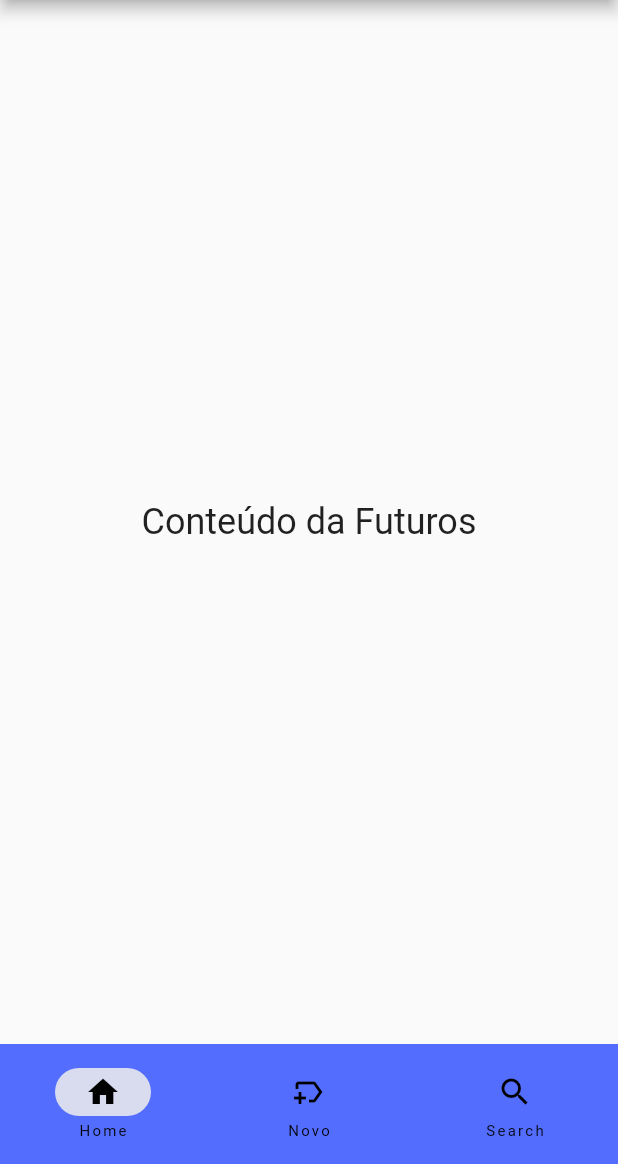
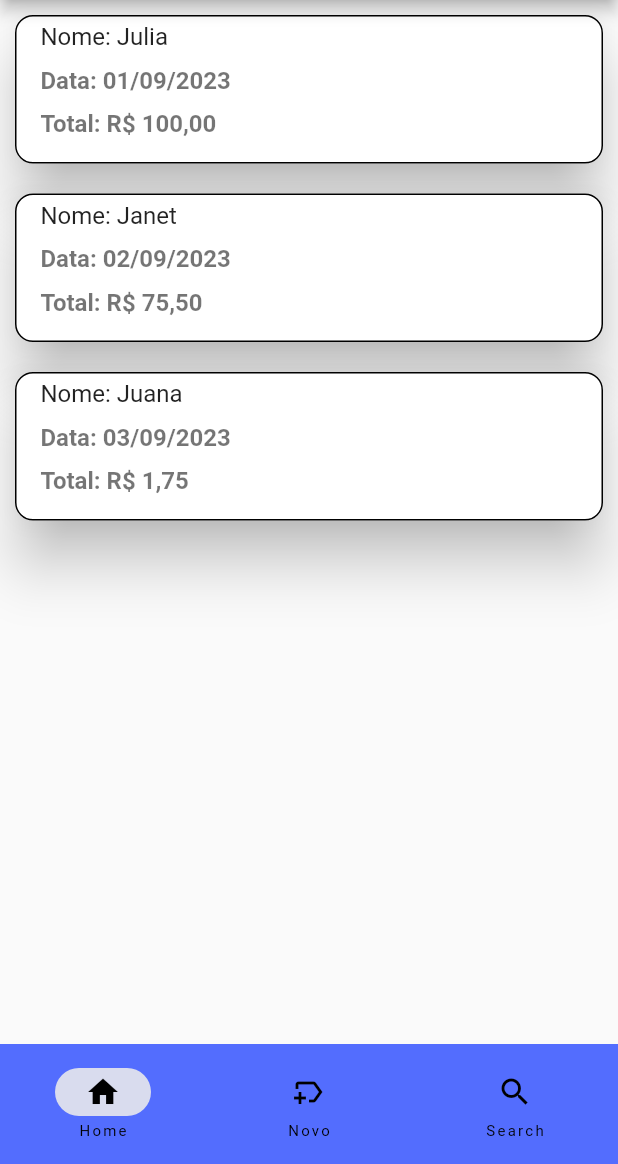
Before and after one commit to Fernanda-Oli/controle-prazo, a Flutter app: the screen it shows after launch, on a phone screen of 412 x 824 dp, the part 72-1236 px from its top. Run offline on Flutter 3.47's test engine with Material 2 defaults, Android fonts, the phone set to English and light mode, and no system bars.

Commit message:
init layout deadlineToReceive - cards

```diff
--- a/lib/app/pages/home_pages.dart
+++ b/lib/app/pages/home_pages.dart
@@ -1,3 +1,4 @@
+import 'package:controle_prazo/app/pages/tab_pages/deadline_to_receive.dart';
 import 'package:flutter/material.dart';
 
 class HomePage extends StatefulWidget {
@@ -39,13 +40,14 @@ class _HomePageState extends State<HomePage> {
             ),
           ),
           body: TabBarView(
-            children: widget.labelTab.map((label) {
-              return Center(
-                child: Text(
-                  'Conteúdo da $label',
-                  style: const TextStyle(fontSize: 24.0),
-                ),
-              );
+            children: widget.labelTab.map((String label) {
+              switch (label) {
+                case "Futuros":
+                  return const DeadlineToReceived();
+                case "Recentes":
+                  return Container(color: const Color.fromARGB(255, 0, 212, 11));
+                  default: return Container(color: Colors.red);
+              }
             }).toList(),
           ),
         ),
--- /dev/null
+++ b/lib/app/pages/model/item.dart
@@ -0,0 +1,7 @@
+class Item {
+  final String nome;
+  final String data;
+  final String total;
+
+  Item(this.nome, this.data, this.total);
+}
--- a/lib/app/pages/new_item_page.dart
+++ b/lib/app/pages/new_item_page.dart
@@ -5,6 +5,6 @@ class NewItemPage extends StatelessWidget {
 
   @override
   Widget build(BuildContext context) {
-    return const Placeholder();
+    return const SafeArea(child: Scaffold());
   }
 }
--- a/lib/app/pages/search_page.dart
+++ b/lib/app/pages/search_page.dart
@@ -5,6 +5,6 @@ class SearchPage extends StatelessWidget {
 
   @override
   Widget build(BuildContext context) {
-    return const Placeholder();
+    return const SafeArea(child: Scaffold());
   }
 }
--- /dev/null
+++ b/lib/app/pages/tab_pages/deadline_to_receive.dart
@@ -0,0 +1,70 @@
+import 'package:flutter/material.dart';
+
+import '../model/item.dart';
+import '../widgets/text_label.dart';
+
+class DeadlineToReceived extends StatefulWidget {
+  const DeadlineToReceived({super.key});
+
+  @override
+  State<DeadlineToReceived> createState() => _DeadlineToReceivedState();
+}
+
+class _DeadlineToReceivedState extends State<DeadlineToReceived> {
+  final List<Item> selectedList = [
+    Item("Julia", "01/09/2023", "R\$ 100,00"),
+    Item("Janet", "02/09/2023", "R\$ 75,50"),
+    Item("Juana", "03/09/2023", "R\$ 1,75"),
+  ];
+  @override
+  Widget build(BuildContext context) {
+    return Scaffold(
+      body: ListView.builder(
+        itemCount: selectedList.length,
+        itemBuilder: (context, index) {
+          return Center(
+            child: Card(
+              margin: const EdgeInsets.all(10),
+              elevation: 16,
+              shape: RoundedRectangleBorder(
+                borderRadius: BorderRadius.circular(12),
+                side: const BorderSide(width : 1, color: Colors.black),
+              ),
+              child: Padding(
+                padding: const EdgeInsets.all(1.0),
+                child: ListTile(
+                  hoverColor: Colors.indigo[50],
+                  shape: RoundedRectangleBorder(
+                  borderRadius: BorderRadius.circular(12),
+
+                ),
+                  onTap: () {
+                    setState(() {
+
+                    });
+                  },
+                  title: Text('Nome: ${selectedList[index].nome}'),
+                  subtitle: Column(
+                    crossAxisAlignment: CrossAxisAlignment.stretch,
+                    children: [
+                      SizedBox(
+                          width: double.infinity,
+                          height: 70,
+                          child: Column(
+                            crossAxisAlignment: CrossAxisAlignment.start,
+                            children: [
+                            TextLabel(texto: 'Data: ${selectedList[index].data}'),
+                            TextLabel(
+                                texto: 'Total: ${selectedList[index].total}'),
+                          ])),
+                    ],
+                  ),
+                ),
+              ),
+            ),
+          );
+        },
+      ),
+    );
+  }
+}
--- /dev/null
+++ b/lib/app/pages/widgets/text_label.dart
@@ -0,0 +1,17 @@
+import 'package:flutter/material.dart';
+
+class TextLabel extends StatelessWidget {
+  final String texto;
+  const TextLabel({Key? key, required this.texto}) : super(key: key);
+
+  @override
+  Widget build(BuildContext context) {
+    return Container(
+      margin: const EdgeInsets.only(top: 10),
+      child: SizedBox(
+        child: Text(texto,
+            style: const TextStyle(fontSize: 16, fontWeight: FontWeight.w700)),
+      ),
+    );
+  }
+}
```
Also changed, not shown: lib/app/pages/tab_pages/recent_deadline_page.dart (added).
